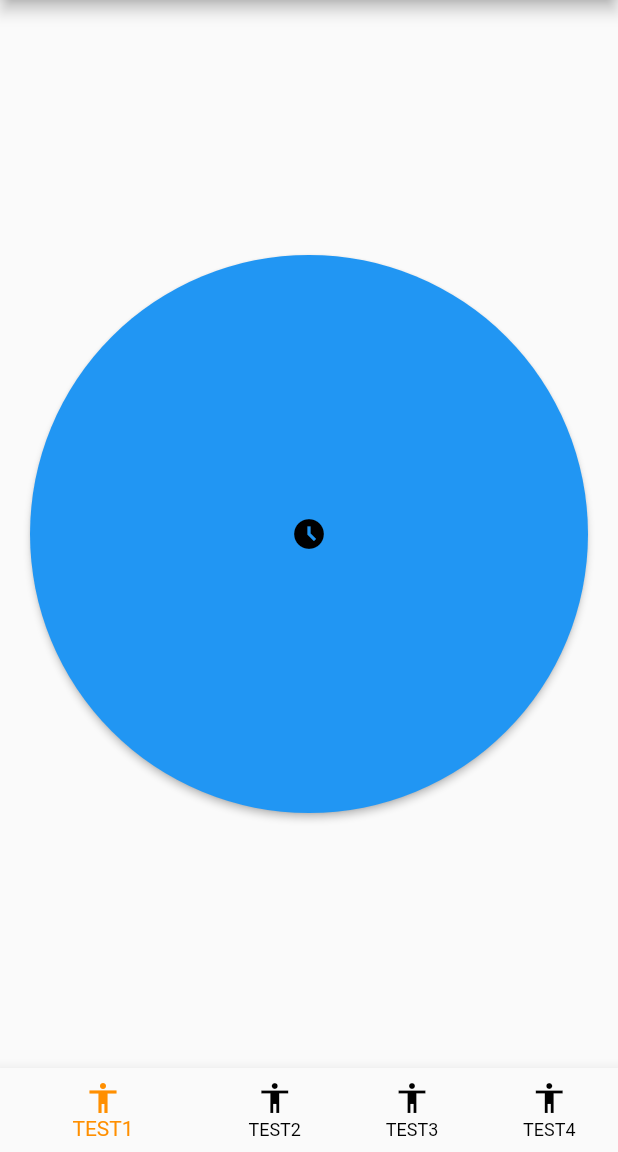
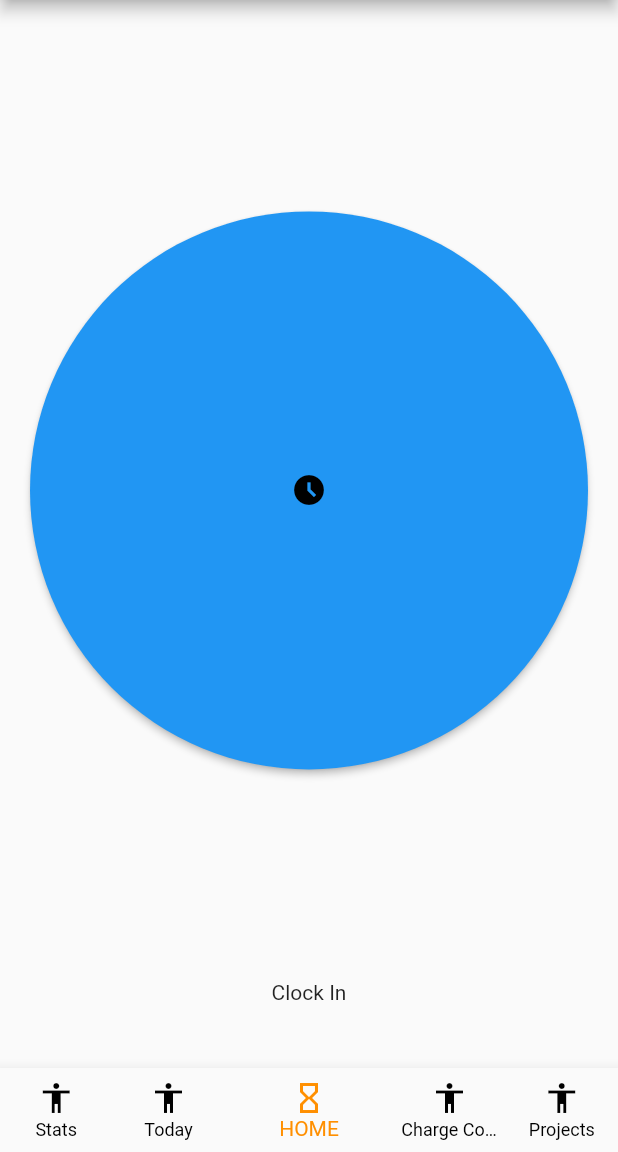
Before and after one commit to Negative-light/timekeeper, a Flutter app: the screen it shows after launch, on a phone screen of 412 x 824 dp, the part 84-1236 px from its top. Run offline on Flutter 3.47's test engine with Material 2 defaults, Android fonts, the phone set to English and light mode, and no system bars.

Commit message:
Added Widgets for new pages

```diff
--- a/lib/clock_in_widget.dart
+++ b/lib/clock_in_widget.dart
@@ -1,3 +1,5 @@
+import 'dart:developer';
+
 import 'package:flutter/material.dart';
 
 class ClockInWidget extends StatefulWidget {
@@ -7,7 +9,7 @@ class ClockInWidget extends StatefulWidget {
   State<StatefulWidget> createState() => _ClockInState();
 }
 
-class clockButton extends StatelessWidget {
+class ClockButton extends StatelessWidget {
   final VoidCallback? onPressed;
   final Icon icon;
 
@@ -19,7 +21,8 @@ class clockButton extends StatelessWidget {
     minimumSize: Size.infinite,
   );
 
-  const clockButton({super.key,
+  const ClockButton({
+    super.key,
     required this.onPressed,
     required this.icon,
   });
@@ -29,53 +32,69 @@ class clockButton extends StatelessWidget {
     return Padding(
       padding: const EdgeInsets.all(20),
       child: ElevatedButton(
-        onPressed: onPressed, style: buttonStyle, child: icon,),);
+        onPressed: onPressed,
+        style: buttonStyle,
+        child: icon,
+      ),
+    );
   }
+}
 
+enum ClockInState {
+  clockIn,
+  lunch,
+  lunchClockIn,
+  clockOut
 }
 
 class _ClockInState extends State<ClockInWidget> {
-  int _currentState =
-  0; //0 => Clock In Button Only, 1 => Clock Out & Lunch, 2 => Clock out
-  int _nextState = 1;
 
+  ClockInState _currentState =
+      ClockInState.clockIn; //0 => Clock In Button Only, 1 => Clock Out & Lunch, 2 => Clock out
 
   @override
   Widget build(BuildContext context) {
-    if (_currentState == 0) {
+    if (_currentState == ClockInState.clockIn || _currentState == ClockInState.lunchClockIn) {
+      //Clock In Only
       return Column(
         mainAxisAlignment: MainAxisAlignment.spaceEvenly,
         children: [
           Flexible(
               fit: FlexFit.tight,
-              flex: 1,
-              child: clockButton(onPressed: _clockIn,
-                icon: const Icon(Icons.access_time_filled),)
-          ),
+              flex: 4,
+              child: ClockButton(
+                onPressed: _clockIn,
+                icon: const Icon(Icons.access_time_filled),
+              )),
+          const Flexible(fit: FlexFit.loose, flex: 1,child: Text("Clock In"),)
         ],
       );
-    } else if (_currentState == 1) {
+    } else if (_currentState == ClockInState.lunch) {
       //Clock Out OR Lunch
       return Column(
-        mainAxisAlignment: MainAxisAlignment.spaceEvenly,
+        mainAxisAlignment: MainAxisAlignment.start,
         crossAxisAlignment: CrossAxisAlignment.center,
         children: [
           Flexible(
               fit: FlexFit.tight,
-              flex: 1,
-              child: clockButton(
-                onPressed: _clockOut, icon: const Icon(Icons.access_time),)
-          ),
+              flex: 10,
+              child: ClockButton(
+                onPressed: _lunch,
+                icon: const Icon(Icons.access_time),
+              )),
+          const Flexible(fit: FlexFit.loose, flex: 1,child: Text("Lunch"),),
           Flexible(
             fit: FlexFit.tight,
-            flex: 1,
-            child: clockButton(
-              onPressed: _lunch, icon: const Icon(Icons.access_alarms),
+            flex: 10,
+            child: ClockButton(
+              onPressed: _clockOut,
+              icon: const Icon(Icons.access_alarms),
             ),
           ),
+          const Flexible(fit: FlexFit.loose, flex: 1,child: Text("Clock Out"),)
         ],
       );
-    } else if (_currentState == 2) {
+    } else if (_currentState == ClockInState.clockOut) {
       //Clock OUT
       return Column(
         mainAxisAlignment: MainAxisAlignment.spaceEvenly,
@@ -83,10 +102,13 @@ class _ClockInState extends State<ClockInWidget> {
         children: [
           Flexible(
             fit: FlexFit.tight,
-            flex: 1,
-            child: clockButton(
-              onPressed: _clockOut, icon: const Icon(Icons.access_time),),
-          )
+            flex: 10,
+            child: ClockButton(
+              onPressed: _clockOut,
+              icon: const Icon(Icons.access_alarms),
+            ),
+          ),
+          const Flexible(fit: FlexFit.loose, flex: 1,child: Text("Clock Out"),)
         ],
       );
     } else {
@@ -100,28 +122,33 @@ class _ClockInState extends State<ClockInWidget> {
   void _clockIn() {
     //TODO: Set Clock in in Database
     setState(() {
-      _currentState = _nextState;
-      if (_nextState == 2) {
-        _nextState = 0;
-      } else {
-        _nextState = 1;
+
+      if(_currentState == ClockInState.clockIn)
+        {
+          //log("NEXT STATE LUNCH");
+          _currentState = ClockInState.lunch;
+        }
+      else if (_currentState == ClockInState.lunchClockIn){
+        //log("NEXT STATE CLOCK OUT");
+        _currentState = ClockInState.clockOut;
       }
+
     });
   }
 
   void _lunch() {
     //TODO: Set Lunch in Database
     setState(() {
-      _currentState = 0;
-      _nextState = 2;
+     _currentState = ClockInState.lunchClockIn;
+     //log("NEXT STATE LUNCH CLOCK IN");
+
     });
   }
 
   void _clockOut() {
     //TODO: Set Clock Out in Database
     setState(() {
-      _currentState = 0;
-      _nextState = 1;
+      _currentState = ClockInState.clockIn;
     });
   }
 }
--- a/lib/main.dart
+++ b/lib/main.dart
@@ -1,5 +1,9 @@
 import 'package:flutter/material.dart';
+import 'package:timekeeper/charge_codes_widget.dart';
 import 'package:timekeeper/clock_in_widget.dart';
+import 'package:timekeeper/projects_widget.dart';
+import 'package:timekeeper/stats_widget.dart';
+import 'package:timekeeper/today_info_widget.dart';
 
 void main() {
   runApp(const MyApp());
@@ -49,8 +53,14 @@ class MyHomePage extends StatefulWidget {
 }
 
 class _MyHomePageState extends State<MyHomePage> {
-  int _currentNavIndex = 0;
-
+  int _currentNavIndex = 2;
+  final screens = [
+    const StatsWidget(),
+    const TodayWidget(),
+    const ClockInWidget(),
+    const ChargeCodesWidget(),
+    const ProjectsWidget()
+  ];
 
   void _onNavBarClick(int index) {
     setState(() {
@@ -72,13 +82,14 @@ class _MyHomePageState extends State<MyHomePage> {
         // the App.build method, and use it to set our appbar title.
         title: Text(widget.title),
       ),
-      body:  const Center( child: ClockInWidget() ),
+      body:  IndexedStack(index: _currentNavIndex, children: screens,),
       bottomNavigationBar: BottomNavigationBar(
         items: const <BottomNavigationBarItem> [
-          BottomNavigationBarItem(label: "TEST1", icon: Icon(Icons.accessibility)),
-          BottomNavigationBarItem(label: "TEST2", icon: Icon(Icons.accessibility)),
-          BottomNavigationBarItem(label: "TEST3", icon: Icon(Icons.accessibility)),
-          BottomNavigationBarItem(label: "TEST4", icon: Icon(Icons.accessibility)),
+          BottomNavigationBarItem(label: "Stats", icon: Icon(Icons.accessibility)),
+          BottomNavigationBarItem(label: "Today", icon: Icon(Icons.accessibility)),
+          BottomNavigationBarItem(icon: Icon(Icons.hourglass_empty), label: "HOME"),
+          BottomNavigationBarItem(label: "Charge Codes", icon: Icon(Icons.accessibility)),
+          BottomNavigationBarItem(label: "Projects", icon: Icon(Icons.accessibility)),
         ],
         selectedItemColor: Colors.amber[800],
         unselectedItemColor: Colors.black,
```
Also changed, not shown: lib/charge_codes_widget.dart (added, +16 -0 lines), lib/projects_widget.dart (added, +13 -0 lines), lib/stats_widget.dart (added, +13 -0 lines), lib/today_info_widget.dart (added, +13 -0 lines).
